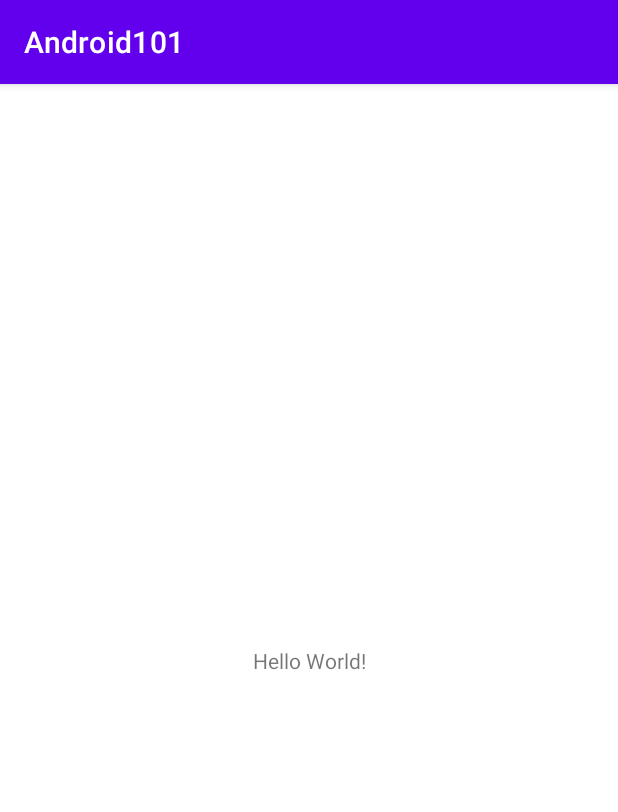
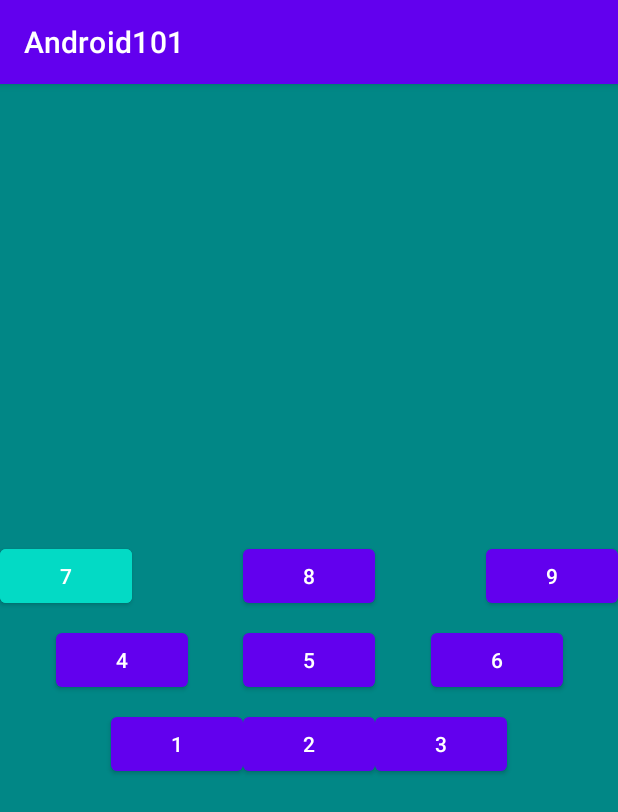
Before and after one commit to kocko94/android-101, an Android app: the screen it shows after launch (MainActivity), on a phone screen of 412 x 824 dp. Shown: the top 812 px of the screen. Run offline under Robolectric (Android 15) with nearby library versions, the phone set to English and light mode, and no system bars.

Commit message:
example usage of background colours

```diff
--- a/app/src/main/res/layout/activity_main.xml
+++ b/app/src/main/res/layout/activity_main.xml
@@ -1,18 +1,100 @@
 <?xml version="1.0" encoding="utf-8"?>
 <androidx.constraintlayout.widget.ConstraintLayout xmlns:android="http://schemas.android.com/apk/res/android"
-    xmlns:app="http://schemas.android.com/apk/res-auto"
-    xmlns:tools="http://schemas.android.com/tools"
     android:layout_width="match_parent"
     android:layout_height="match_parent"
-    tools:context=".MainActivity">
+    xmlns:app="http://schemas.android.com/apk/res-auto"
+    android:background="@color/teal_700"
+    >
 
-    <TextView
+    <Button
+        android:id="@+id/button7"
         android:layout_width="wrap_content"
         android:layout_height="wrap_content"
-        android:text="Hello World!"
+        app:layout_constraintStart_toStartOf="parent"
+        app:layout_constraintEnd_toStartOf="@id/button8"
+        app:layout_constraintBottom_toTopOf="@id/button4"
+        android:layout_marginBottom="8dp"
+        app:layout_constraintHorizontal_chainStyle="spread_inside"
+        android:backgroundTint="@color/teal_200"
+        android:text="7" />
+
+    <Button
+        android:id="@+id/button8"
+        android:layout_width="wrap_content"
+        android:layout_height="wrap_content"
+        app:layout_constraintTop_toTopOf="@id/button7"
+        app:layout_constraintStart_toEndOf="@id/button7"
+        app:layout_constraintEnd_toStartOf="@id/button9"
+        android:text="8" />
+
+    <Button
+        android:id="@+id/button9"
+        android:layout_width="wrap_content"
+        android:layout_height="wrap_content"
+        app:layout_constraintStart_toEndOf="@id/button8"
+        app:layout_constraintTop_toTopOf="@id/button8"
+        app:layout_constraintEnd_toEndOf="parent"
+        android:text="9" />
+
+    <Button
+        android:id="@+id/button4"
+        android:layout_width="wrap_content"
+        android:layout_height="wrap_content"
+        app:layout_constraintStart_toStartOf="parent"
+        app:layout_constraintTop_toTopOf="parent"
         app:layout_constraintBottom_toBottomOf="parent"
-        app:layout_constraintLeft_toLeftOf="parent"
-        app:layout_constraintRight_toRightOf="parent"
-        app:layout_constraintTop_toTopOf="parent" />
+        app:layout_constraintEnd_toStartOf="@id/button5"
+        app:layout_constraintHorizontal_chainStyle="spread"
+        android:text="4" />
+
+    <Button
+        android:id="@+id/button5"
+        android:layout_width="wrap_content"
+        android:layout_height="wrap_content"
+        app:layout_constraintTop_toTopOf="@id/button4"
+        app:layout_constraintStart_toEndOf="@id/button4"
+        app:layout_constraintEnd_toStartOf="@id/button6"
+        android:text="5" />
+
+    <Button
+        android:id="@+id/button6"
+        android:layout_width="wrap_content"
+        android:layout_height="wrap_content"
+        app:layout_constraintStart_toEndOf="@id/button5"
+        app:layout_constraintTop_toTopOf="@id/button5"
+        app:layout_constraintEnd_toEndOf="parent"
+        android:text="6" />
+
+
+    <Button
+        android:id="@+id/button1"
+        android:layout_width="wrap_content"
+        android:layout_height="wrap_content"
+        android:layout_marginTop="8dp"
+        app:layout_constraintStart_toStartOf="parent"
+        app:layout_constraintEnd_toStartOf="@id/button2"
+        app:layout_constraintTop_toBottomOf="@id/button4"
+        app:layout_constraintHorizontal_chainStyle="packed"
+        android:text="1" />
+
+    <Button
+        android:id="@+id/button2"
+        android:layout_width="wrap_content"
+        android:layout_height="wrap_content"
+        app:layout_constraintStart_toEndOf="@id/button1"
+        app:layout_constraintTop_toTopOf="@id/button1"
+        app:layout_constraintEnd_toStartOf="@id/button3"
+        android:text="2"
+        />
+
+    <Button
+        android:id="@+id/button3"
+        android:layout_width="wrap_content"
+        android:layout_height="wrap_content"
+        app:layout_constraintStart_toEndOf="@id/button2"
+        app:layout_constraintTop_toTopOf="@id/button2"
+        app:layout_constraintEnd_toEndOf="parent"
+        android:text="3"
+        />
 
 </androidx.constraintlayout.widget.ConstraintLayout>
```
